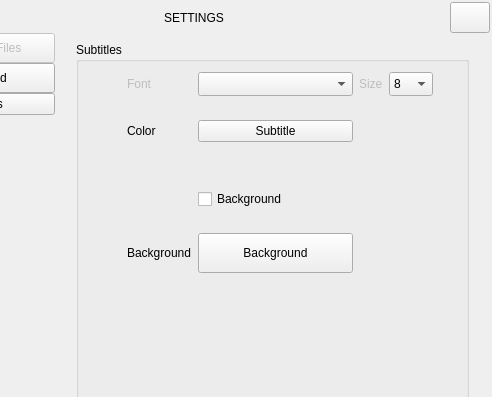
CineEncoder/cine-encoder, file app/settings.ui: the form before one commit; both pictures show x 97 to 589 and y 0 to 397 of the 589 by 654 pixel window.
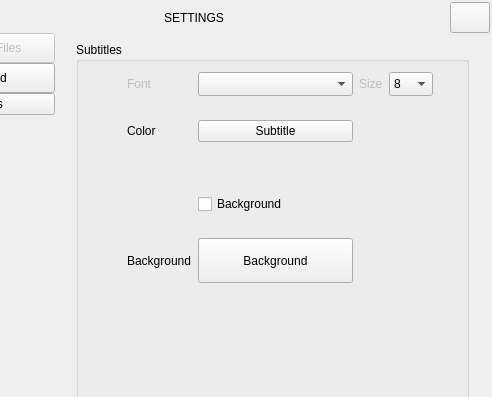
The form after the commit. The open tabs and pages were chosen to show the change. Icons and pictures are not drawn.

```diff
--- a/app/settings.ui
+++ b/app/settings.ui
@@ -1507,7 +1507,7 @@
                        <x>0</x>
                        <y>30</y>
                        <width>407</width>
-                       <height>201</height>
+                       <height>211</height>
                       </rect>
                      </property>
                      <layout class="QGridLayout" name="gridLayout_21">
```
